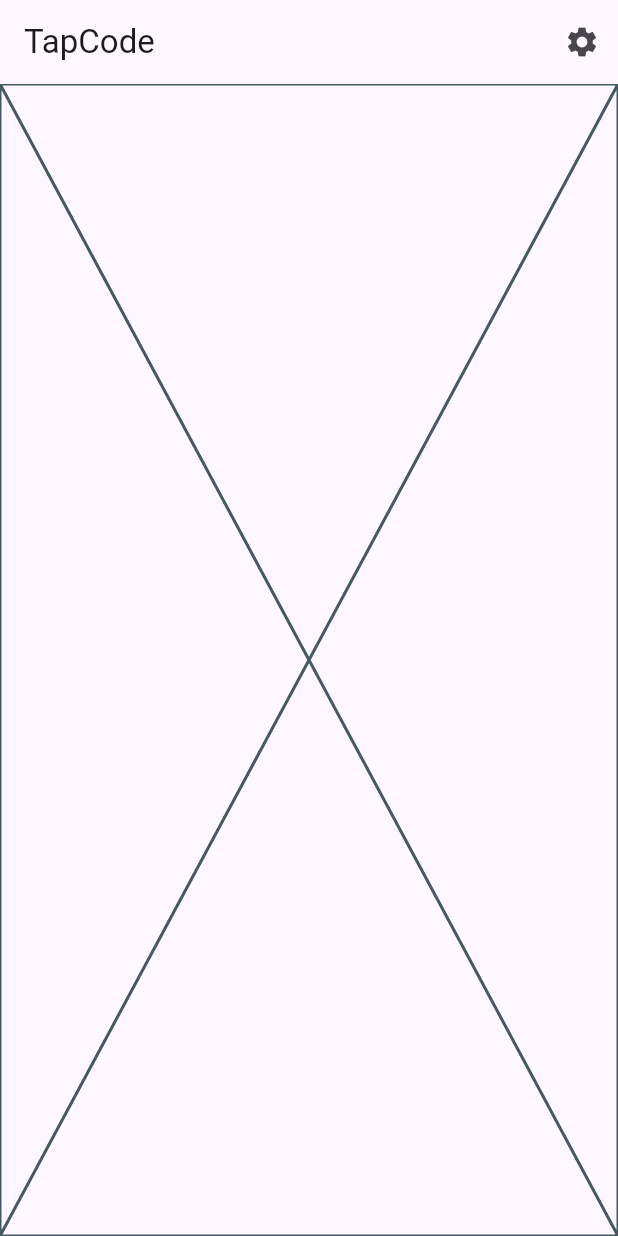
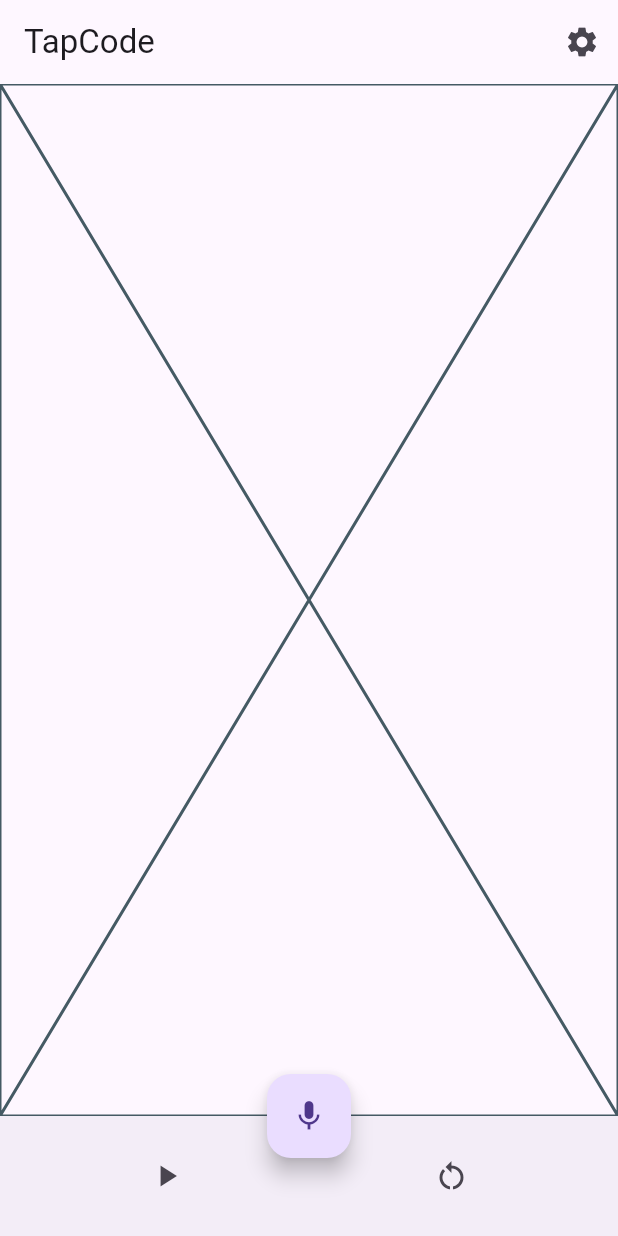
Before and after one commit to BalajiLeninrajan/tap_code, a Flutter app: the screen it shows after launch, on a phone screen of 412 x 824 dp. Run offline on Flutter 3.47's test engine with Material 3 defaults, Android fonts, the phone set to English and light mode, and no system bars; drawn by our look-alikes of dynamic_color; our stand-ins replace shared_preferences; generated files the repository leaves out were written again.

Commit message:
Created Bottom bar UI for home screen

```diff
--- a/lib/main.dart
+++ b/lib/main.dart
@@ -6,6 +6,8 @@ import 'package:tap_code/src/controllers/settings/settings_service.dart';
 import 'package:tap_code/src/app.dart';
 
 void main() async {
+  WidgetsFlutterBinding.ensureInitialized();
+
   // Set up the SettingsController, which will glue user settings to multiple
   // Flutter Widgets.
   final settingsController = SettingsController(SettingsService());
--- a/lib/src/screens/home.dart
+++ b/lib/src/screens/home.dart
@@ -1,5 +1,8 @@
 import 'package:flutter/material.dart';
+import 'package:tap_code/src/widgets/bottom_controls.dart';
+
 import 'package:tap_code/src/widgets/home_app_bar.dart';
+import 'package:tap_code/src/widgets/recording_button.dart';
 
 class HomeView extends StatelessWidget {
   const HomeView({super.key});
@@ -11,6 +14,9 @@ class HomeView extends StatelessWidget {
     return const Scaffold(
       appBar: HomeAppBar(),
       body: Placeholder(),
+      bottomNavigationBar: BottomControls(),
+      floatingActionButtonLocation: FloatingActionButtonLocation.centerDocked,
+      floatingActionButton: RecordingButton(),
     );
   }
 }
--- /dev/null
+++ b/lib/src/widgets/bottom_controls.dart
@@ -0,0 +1,26 @@
+import 'package:flutter/material.dart';
+
+class BottomControls extends StatelessWidget {
+  const BottomControls({
+    super.key,
+  });
+
+  @override
+  Widget build(BuildContext context) {
+    return BottomAppBar(
+      child: Row(
+        mainAxisAlignment: MainAxisAlignment.spaceAround,
+        children: [
+          IconButton(
+            onPressed: () {},
+            icon: const Icon(Icons.play_arrow),
+          ),
+          IconButton(
+            onPressed: () {},
+            icon: const Icon(Icons.restart_alt),
+          )
+        ],
+      ),
+    );
+  }
+}
--- /dev/null
+++ b/lib/src/widgets/recording_button.dart
@@ -0,0 +1,15 @@
+import 'package:flutter/material.dart';
+
+class RecordingButton extends StatelessWidget {
+  const RecordingButton({
+    super.key,
+  });
+
+  @override
+  Widget build(BuildContext context) {
+    return FloatingActionButton(
+      onPressed: () {},
+      child: const Icon(Icons.mic),
+    );
+  }
+}
```
Also changed, not shown: lib/src/screens/settings_view.dart (+8 -1 lines).
